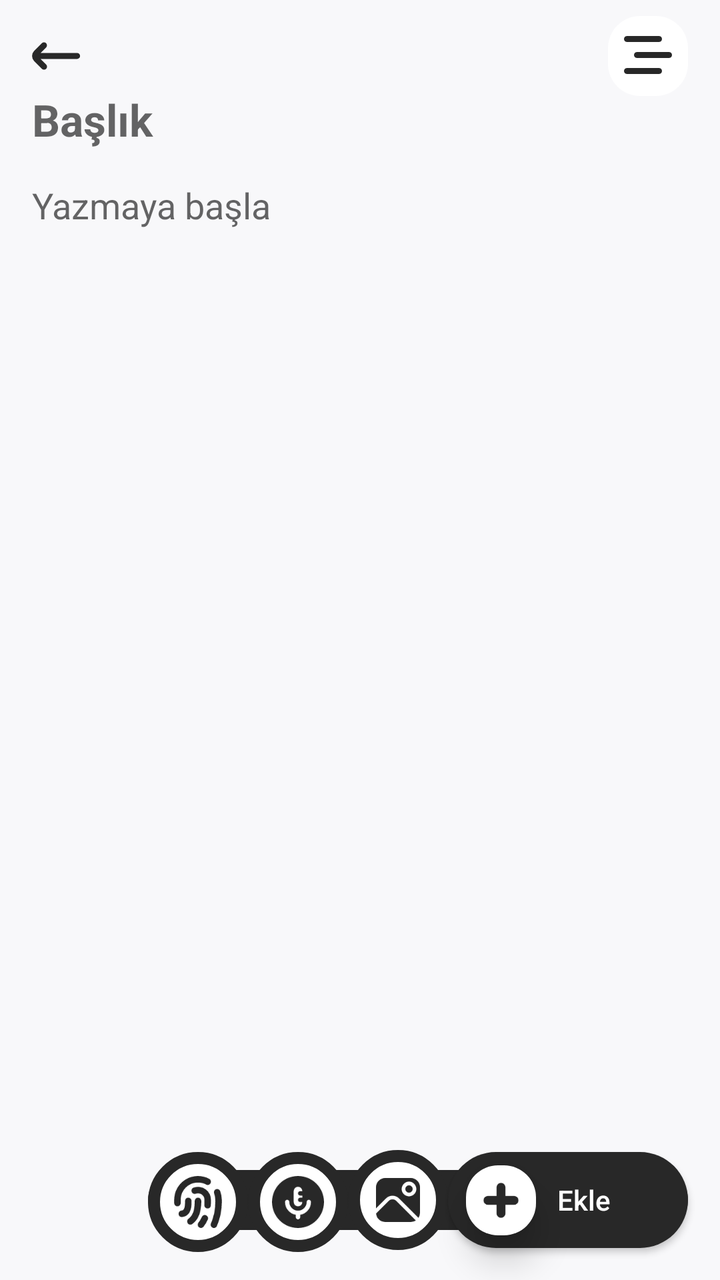
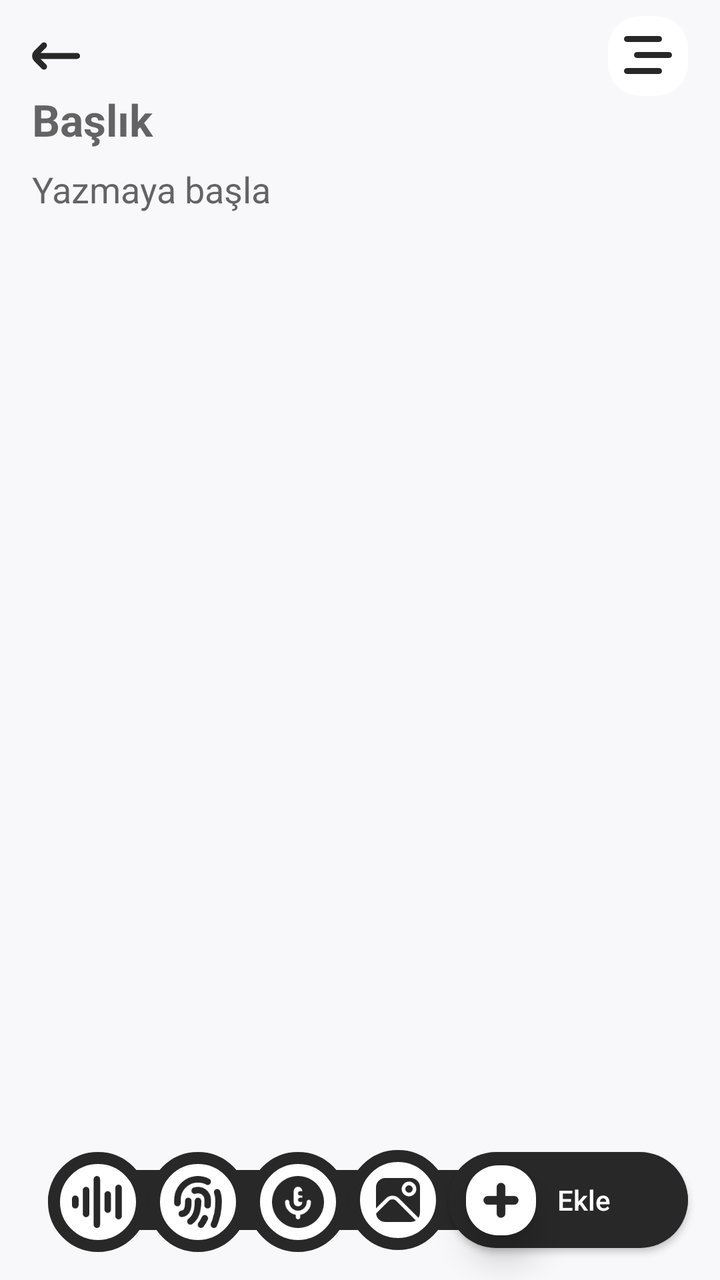

Two renders of the same Android screen: before a commit and after it. Below are the layout's source before the change and the commit's diff.
<!-- AndroidManifest.xml: application theme Theme.PureNoteIt -->
<!-- res/layout/fragment_add.xml -->
<?xml version="1.0" encoding="utf-8"?>
<androidx.constraintlayout.widget.ConstraintLayout xmlns:android="http://schemas.android.com/apk/res/android"
    xmlns:app="http://schemas.android.com/apk/res-auto"
    xmlns:tools="http://schemas.android.com/tools"
    style="@style/BackgroundScreen"
    android:layout_width="match_parent"
    android:layout_height="match_parent"
    tools:context=".view.AddFragment">

    <androidx.constraintlayout.widget.ConstraintLayout
        android:id="@+id/topMenuConstraintLayout"
        style="@style/TopMenuScreen"
        android:layout_width="match_parent"
        android:layout_height="wrap_content"
        android:layout_marginStart="16dp"
        android:layout_marginTop="12dp"
        android:layout_marginEnd="16dp"
        android:background="@drawable/top_menu_background"
        android:visibility="gone"
        app:layout_constraintEnd_toEndOf="parent"
        app:layout_constraintStart_toStartOf="parent"
        app:layout_constraintTop_toBottomOf="@+id/backImageButton">

        <RadioGroup
            android:id="@+id/radioGroup"
            android:layout_width="0dp"
            android:layout_height="wrap_content"
            android:layout_marginStart="10dp"
            android:layout_marginTop="16dp"
            android:layout_marginEnd="10dp"
            android:checkedButton="@id/noteRadioButton"
            android:orientation="horizontal"
            app:layout_constraintEnd_toEndOf="parent"
            app:layout_constraintStart_toStartOf="parent"
            app:layout_constraintTop_toTopOf="parent">

            <androidx.appcompat.widget.AppCompatRadioButton
                android:id="@+id/noteRadioButton"
                android:layout_width="0dp"
                android:layout_height="wrap_content"
                android:layout_weight="1"
                android:background="@drawable/custom_radio_background"
                android:button="@null"
                android:checked="true"
                android:drawableEnd="@drawable/radio_button_note_icon"
                android:padding="8dp"
                android:text="Not"
                android:textColor="@color/white" />

            <androidx.appcompat.widget.AppCompatRadioButton
                android:id="@+id/diaryRadioButton"
                android:layout_width="0dp"
                android:layout_height="wrap_content"
                android:layout_marginHorizontal="8dp"
                android:layout_weight="1"
                android:background="@drawable/custom_radio_background"
                android:button="@null"
                android:drawableEnd="@drawable/radio_button_diary_icon"
                android:padding="8dp"
                android:text="Günlük"
                android:textColor="@color/white" />

            <androidx.appcompat.widget.AppCompatRadioButton
                android:id="@+id/importantRadioButton"
                android:layout_width="0dp"
                android:layout_height="wrap_content"
                android:layout_marginEnd="8dp"
                android:layout_weight="1"
                android:background="@drawable/custom_radio_background"
                android:button="@null"
                android:drawableEnd="@drawable/radio_button_important_icon"
                android:padding="8dp"
                android:text="Önemli"
                android:textColor="@color/white" />

            <RadioButton
                android:id="@+id/otherRadiButton"
                android:layout_width="0dp"
                android:layout_height="wrap_content"
                android:layout_marginBottom="8dp"
                android:layout_weight="0.7"
                android:background="@drawable/custom_radio_background"
                android:button="@null"
                android:padding="8dp"
                android:text="Diğer"
                android:textColor="@color/white" />
        </RadioGroup>

        <LinearLayout
            android:id="@+id/categoryLinearLayout"
            android:layout_width="match_parent"
            android:layout_height="wrap_content"
            android:padding="8dp"
            app:layout_constraintTop_toBottomOf="@+id/radioGroup">

            <include
                android:id="@+id/categorySearchView"
                layout="@layout/panda_search_bar"
                android:layout_width="1dp"
                android:layout_height="wrap_content"
                android:layout_marginEnd="8dp"
                android:layout_weight="1"
                android:visibility="gone" />

            <androidx.appcompat.widget.AppCompatButton
                android:id="@+id/categoryButton"
                style="@style/ConfirmButton2"
                android:layout_width="1dp"
                android:layout_height="wrap_content"
                android:layout_weight="0.3"
                android:background="@drawable/confirm_button_background"
                android:text="Onayla"
                android:textColor="@color/white" />
        </LinearLayout>

    </androidx.constraintlayout.widget.ConstraintLayout>


    <EditText
        android:id="@+id/titleEditText"
        style="@style/TextColor"
        android:layout_width="match_parent"
        android:layout_height="wrap_content"
        android:layout_marginStart="16dp"
        android:layout_marginTop="5dp"
        android:layout_marginEnd="16dp"
        android:background="@null"
        android:ems="10"
        android:gravity="start|top"
        android:hint="Başlık"
        android:inputType="textMultiLine"
        android:maxLines="5"
        android:textSize="22sp"
        android:textStyle="bold"
        app:layout_constraintEnd_toEndOf="parent"
        app:layout_constraintStart_toStartOf="parent"
        app:layout_constraintTop_toBottomOf="@+id/topMenuConstraintLayout" />

    <EditText
        android:id="@+id/descriptionEditText"
        style="@style/TextColor"
        android:layout_width="match_parent"
        android:layout_height="0dp"
        android:layout_marginStart="16dp"
        android:layout_marginTop="16dp"
        android:layout_marginEnd="16dp"
        android:layout_marginBottom="8dp"
        android:background="@null"
        android:ems="10"
        android:gravity="start|top"
        android:hint="Yazmaya başla"
        android:inputType="textMultiLine"
        app:layout_constraintBottom_toTopOf="@+id/constraintLayout"
        app:layout_constraintEnd_toEndOf="parent"
        app:layout_constraintStart_toStartOf="parent"
        app:layout_constraintTop_toBottomOf="@+id/titleEditText" />

    <androidx.appcompat.widget.AppCompatButton
        android:id="@+id/confirm_button"
        android:layout_width="120dp"
        android:layout_height="wrap_content"
        android:layout_marginEnd="16dp"
        android:layout_marginBottom="16dp"
        android:background="@drawable/confirm_button_background"
        style="@style/ConfirmButton"
        android:paddingStart="16dp"
        android:text="Ekle"
        android:textAllCaps="false"
        app:layout_constraintBottom_toBottomOf="parent"
        app:layout_constraintEnd_toEndOf="parent" />

    <androidx.constraintlayout.widget.ConstraintLayout
        android:id="@+id/constraintLayout"
        android:layout_width="match_parent"
        android:layout_height="200dp"
        android:layout_marginStart="16dp"
        android:layout_marginEnd="16dp"
        android:layout_marginBottom="16dp"
        android:visibility="gone"
        app:layout_constraintBottom_toTopOf="@+id/confirm_button"
        app:layout_constraintEnd_toEndOf="parent"
        app:layout_constraintStart_toStartOf="parent">

        <androidx.recyclerview.widget.RecyclerView
            android:id="@+id/imageRecyclerView"
            android:layout_width="match_parent"
            android:layout_height="match_parent"
            app:layout_constraintEnd_toEndOf="parent"
            app:layout_constraintStart_toStartOf="parent"
            app:layout_constraintTop_toTopOf="parent" />
    </androidx.constraintlayout.widget.ConstraintLayout>

    <androidx.appcompat.widget.AppCompatImageButton
        android:id="@+id/backImageButton"
        style="@style/allTint"
        android:layout_width="24dp"
        android:layout_height="24dp"
        android:layout_marginStart="16dp"
        android:layout_marginTop="16dp"
        android:background="@android:color/transparent"
        android:src="@drawable/arrow_left"
        app:layout_constraintStart_toStartOf="parent"
        app:layout_constraintTop_toTopOf="parent" />


    <ImageView
        android:id="@+id/menuImageView"
        style="@style/CornerButton"
        android:layout_width="40dp"
        android:padding="8dp"
        android:background="@drawable/white_background"
        android:layout_height="40dp"
        android:layout_marginEnd="16dp"
        android:src="@drawable/menu"
        app:layout_constraintBottom_toBottomOf="@+id/backImageButton"
        app:layout_constraintEnd_toEndOf="parent"
        app:layout_constraintTop_toTopOf="@+id/backImageButton" />

    <View
        style="@style/allBackgroundTint"
        android:layout_width="0dp"
        android:layout_height="30dp"
        android:background="@drawable/confirm_button_background"
        app:layout_constraintBottom_toBottomOf="@+id/confirm_button"
        app:layout_constraintEnd_toEndOf="@+id/confirm_button"
        app:layout_constraintStart_toStartOf="@+id/securityImageView"
        app:layout_constraintTop_toTopOf="@+id/confirm_button" />

    <ImageView
        android:id="@+id/addImageView"
        android:layout_width="50dp"
        android:layout_height="50dp"
        android:layout_marginEnd="0dp"
        android:background="@drawable/white_gray_circle_background"
        android:padding="14dp"
        android:src="@drawable/picture"
        app:layout_constraintBottom_toBottomOf="@+id/confirm_button"
        app:layout_constraintEnd_toStartOf="@+id/confirm_button"
        app:layout_constraintTop_toTopOf="@+id/confirm_button"
        app:tint="@color/gray" />

    <ImageView
        android:id="@+id/imageView5"
        android:layout_width="35dp"
        android:layout_height="35dp"
        android:layout_marginEnd="76dp"
        android:background="@drawable/white_background"
        android:elevation="10dp"
        android:src="@drawable/plus_small"
        app:layout_constraintBottom_toBottomOf="@+id/confirm_button"
        app:layout_constraintEnd_toEndOf="@+id/confirm_button"
        app:layout_constraintTop_toTopOf="@+id/confirm_button"
        app:tint="@color/gray" />

    <ImageView
        android:id="@+id/soundImageView"
        android:layout_width="50dp"
        android:layout_height="50dp"
        android:background="@drawable/white_gray_circle_background"
        android:padding="12dp"
        android:src="@drawable/microphone_lines"
        app:layout_constraintBottom_toBottomOf="@+id/confirm_button"
        app:layout_constraintEnd_toStartOf="@+id/addImageView"
        app:layout_constraintTop_toTopOf="@+id/confirm_button"
        app:layout_constraintVertical_bias="0.0"
        app:tint="@color/gray" />

    <ImageView
        android:id="@+id/securityImageView"
        android:layout_width="50dp"
        android:layout_height="50dp"
        android:background="@drawable/white_gray_circle_background"
        android:padding="12dp"
        android:src="@drawable/fingerprint"
        app:layout_constraintBottom_toBottomOf="@+id/confirm_button"
        app:layout_constraintEnd_toStartOf="@+id/soundImageView"
        app:layout_constraintTop_toTopOf="@+id/confirm_button"
        app:layout_constraintVertical_bias="0.0"
        app:tint="@color/gray" />

</androidx.constraintlayout.widget.ConstraintLayout>
<!-- res/layout/panda_search_bar.xml (included above) -->
<?xml version="1.0" encoding="utf-8"?>
<androidx.constraintlayout.widget.ConstraintLayout xmlns:android="http://schemas.android.com/apk/res/android"
    xmlns:app="http://schemas.android.com/apk/res-auto"
    xmlns:tools="http://schemas.android.com/tools"
    android:layout_width="match_parent"
    android:layout_height="wrap_content"
    android:padding="10dp"
    style="@style/SearchScreen2"
    android:background="@drawable/search_background">

    <ImageButton
        android:id="@+id/btn_search"
        android:layout_width="wrap_content"
        android:layout_height="wrap_content"
        android:layout_marginStart="6dp"
        android:background="@color/transparent"
        android:src="@drawable/search"
        app:layout_constraintBottom_toBottomOf="@+id/customCategoryEditText"
        app:layout_constraintStart_toStartOf="parent"
        app:layout_constraintTop_toTopOf="@+id/customCategoryEditText" />

    <androidx.appcompat.widget.AppCompatEditText
        android:id="@+id/customCategoryEditText"
        android:layout_width="0dp"
        android:layout_height="wrap_content"
        android:layout_marginStart="10dp"
        android:layout_marginEnd="10dp"
        android:background="@color/transparent"
        style="@style/SearchScreen"
        android:hint="Kategori Ara"
        app:layout_constraintEnd_toStartOf="@+id/btn_clear"
        app:layout_constraintStart_toEndOf="@+id/btn_search"
        app:layout_constraintTop_toTopOf="parent" />

    <ImageButton
        android:id="@+id/btn_clear"
        android:layout_width="28dp"
        android:layout_height="28dp"
        android:layout_marginEnd="8dp"
        android:background="@color/transparent"
        android:src="@drawable/cancel"
        style="@style/allTint"
        android:visibility="gone"
        app:layout_constraintBottom_toBottomOf="@+id/customCategoryEditText"
        app:layout_constraintEnd_toEndOf="parent"
        app:layout_constraintTop_toTopOf="@+id/customCategoryEditText" />

    <View
        android:id="@+id/categoryDviderView"
        android:layout_width="match_parent"
        android:layout_height="1dp"
        android:layout_marginTop="8dp"
        android:background="@color/gray"
        android:visibility="gone"
        app:layout_constraintTop_toBottomOf="@+id/customCategoryEditText" />

    <androidx.recyclerview.widget.RecyclerView
        android:id="@+id/customCategoryRecyclerView"
        android:layout_width="match_parent"
        android:layout_height="wrap_content"
        android:layout_marginStart="5dp"
        android:layout_marginTop="5dp"
        android:layout_marginEnd="5dp"
        android:maxHeight="50dp"
        android:layout_marginBottom="8dp"
        android:visibility="gone"
        app:layout_constraintBottom_toBottomOf="parent"
        app:layout_constraintEnd_toEndOf="parent"
        app:layout_constraintStart_toStartOf="parent"
        app:layout_constraintTop_toBottomOf="parent"
        app:layout_constraintTop_toTopOf="@+id/categoryDviderView" />


</androidx.constraintlayout.widget.ConstraintLayout>
<!-- resources referenced by this layout -->
<resources>
  <color name="gray">#282828</color>
  <color name="transparent">#00FFFFFF</color>
  <color name="white">#FFFFFFFF</color>
  <!-- drawable confirm_button_background (drawable) -->
  <?xml version="1.0" encoding="utf-8"?>
  <shape xmlns:android="http://schemas.android.com/apk/res/android">
      <corners android:radius="24dp" />
      <solid android:color="@color/gray"/>
  </shape>
  <!-- drawable search_background (drawable) -->
  <?xml version="1.0" encoding="utf-8"?>
  <shape xmlns:android="http://schemas.android.com/apk/res/android">
      <solid android:color="@color/white" />
      <corners android:radius="12dp"/>
  </shape>
  <!-- drawable top_menu_background (drawable) -->
  <?xml version="1.0" encoding="utf-8"?>
  <shape xmlns:android="http://schemas.android.com/apk/res/android">
      <corners android:radius="16dp" />
      <solid android:color="@color/top_menu_background"/>
  </shape>
  <!-- drawable white_background (drawable) -->
  <?xml version="1.0" encoding="utf-8"?>
  <shape xmlns:android="http://schemas.android.com/apk/res/android">
      <solid android:color="@color/white" />
      <corners android:radius="16dp" />
  </shape>
  <style name="BackgroundScreen">
          <item name="android:background">@color/background_color
          </item>
      </style>
  <style name="ConfirmButton">
          <item name="android:backgroundTint">@color/gray</item>
          <item name="android:textColor">@color/white</item>
      </style>
  <style name="ConfirmButton2">
          <item name="android:backgroundTint">@color/gray</item>
          <item name="android:textColor">@color/white</item>
      </style>
  <style name="CornerButton">
          <item name="android:backgroundTint">@color/white</item>
          <item name="tint">@color/gray</item>
      </style>
  <style name="SearchScreen">
          <item name="android:backgroundTint">@color/white
          </item>
          <item name="android:textColor">@color/black
          </item>
          <item name="drawableTint">@color/gray</item>
      </style>
  <style name="SearchScreen2">
          <item name="android:backgroundTint">@color/white
          </item>
          <item name="android:textColor">@color/black
          </item>
          <item name="drawableTint">@color/gray</item>
      </style>
  <style name="TextColor">
          <item name="android:textColor">@color/black</item>
      </style>
  <style name="TopMenuScreen">
          <item name="android:backgroundTint">@color/top_menu_background
          </item>
      </style>
  <style name="allBackgroundTint">
          <item name="android:backgroundTint">@color/gray</item>
      </style>
  <style name="allTint">
          <item name="tint">@color/gray</item>
      </style>
  <style name="Theme.PureNoteIt" parent="Base.Theme.PureNoteIt" />
  <color name="orange">#FF900F</color>
  <color name="top_menu_background">#C3C3C5</color>
  <color name="background_color">#F8F8FA</color>
  <color name="black">#FF000000</color>
  <!-- unchanged entries left out for length: 20 -->
</resources>

<!-- the commit's change to res/layout/fragment_add.xml (unified diff, before → after) -->
@@ -142,7 +142,7 @@
         android:layout_width="match_parent"
         android:layout_height="0dp"
         android:layout_marginStart="16dp"
-        android:layout_marginTop="16dp"
+        android:layout_marginTop="8dp"
         android:layout_marginEnd="16dp"
         android:layout_marginBottom="8dp"
         android:background="@null"
@@ -153,7 +153,7 @@
         app:layout_constraintBottom_toTopOf="@+id/constraintLayout"
         app:layout_constraintEnd_toEndOf="parent"
         app:layout_constraintStart_toStartOf="parent"
-        app:layout_constraintTop_toBottomOf="@+id/titleEditText" />
+        app:layout_constraintTop_toBottomOf="@+id/soundListRecyclerView" />
 
     <androidx.appcompat.widget.AppCompatButton
         android:id="@+id/confirm_button"
@@ -217,13 +217,14 @@
         app:layout_constraintTop_toTopOf="@+id/backImageButton" />
 
     <View
+        android:id="@+id/view"
         style="@style/allBackgroundTint"
         android:layout_width="0dp"
         android:layout_height="30dp"
         android:background="@drawable/confirm_button_background"
         app:layout_constraintBottom_toBottomOf="@+id/confirm_button"
         app:layout_constraintEnd_toEndOf="@+id/confirm_button"
-        app:layout_constraintStart_toStartOf="@+id/securityImageView"
+        app:layout_constraintStart_toStartOf="@+id/soundSaveImageView"
         app:layout_constraintTop_toTopOf="@+id/confirm_button" />
 
     <ImageView
@@ -277,6 +278,29 @@
         app:layout_constraintTop_toTopOf="@+id/confirm_button"
         app:layout_constraintVertical_bias="0.0"
         app:tint="@color/gray" />
+
+    <ImageView
+        android:id="@+id/soundSaveImageView"
+        android:layout_width="50dp"
+        android:layout_height="50dp"
+        android:background="@drawable/white_gray_circle_background"
+        android:padding="12dp"
+        android:src="@drawable/waveform_path"
+        app:layout_constraintBottom_toBottomOf="@+id/confirm_button"
+        app:layout_constraintEnd_toStartOf="@+id/securityImageView"
+        app:layout_constraintTop_toTopOf="@+id/confirm_button"
+        app:layout_constraintVertical_bias="0.0"
+        app:tint="@color/gray" />
+
+    <androidx.recyclerview.widget.RecyclerView
+        android:id="@+id/soundListRecyclerView"
+        android:layout_width="0dp"
+        android:layout_height="100dp"
+        android:layout_marginTop="8dp"
+        android:visibility="gone"
+        app:layout_constraintEnd_toEndOf="@+id/titleEditText"
+        app:layout_constraintStart_toStartOf="@+id/titleEditText"
+        app:layout_constraintTop_toBottomOf="@+id/titleEditText" />
 
 </androidx.constraintlayout.widget.ConstraintLayout>
 <!-- res/layout/panda_search_bar.xml (included above) -->
<!-- resource entries referenced after the edit -->
@@ -21,6 +21,12 @@
       <corners android:radius="16dp" />
       <solid android:color="@color/top_menu_background"/>
   </shape>
+  <!-- drawable waveform_path (drawable) -->
+  <vector xmlns:android="http://schemas.android.com/apk/res/android" android:height="24dp" android:viewportHeight="24" android:viewportWidth="24" android:width="24dp">
+        
+      <path android:fillColor="#FF000000" android:pathData="m18,8.5v7c0,0.828 -0.672,1.5 -1.5,1.5s-1.5,-0.672 -1.5,-1.5v-7c0,-0.828 0.672,-1.5 1.5,-1.5s1.5,0.672 1.5,1.5ZM11.5,0c-0.828,0 -1.5,0.672 -1.5,1.5v21c0,0.828 0.672,1.5 1.5,1.5s1.5,-0.672 1.5,-1.5L13,1.5c0,-0.828 -0.672,-1.5 -1.5,-1.5ZM21.5,4c-0.828,0 -1.5,0.672 -1.5,1.5v13c0,0.828 0.672,1.5 1.5,1.5s1.5,-0.672 1.5,-1.5L23,5.5c0,-0.828 -0.672,-1.5 -1.5,-1.5ZM6.5,5c-0.828,0 -1.5,0.672 -1.5,1.5v11c0,0.828 0.672,1.5 1.5,1.5s1.5,-0.672 1.5,-1.5L8,6.5c0,-0.828 -0.672,-1.5 -1.5,-1.5ZM1.5,9c-0.828,0 -1.5,0.672 -1.5,1.5v3c0,0.828 0.672,1.5 1.5,1.5s1.5,-0.672 1.5,-1.5v-3c0,-0.828 -0.672,-1.5 -1.5,-1.5Z"/>
+      
+  </vector>
   <!-- drawable white_background (drawable) -->
   <?xml version="1.0" encoding="utf-8"?>
   <shape xmlns:android="http://schemas.android.com/apk/res/android">
